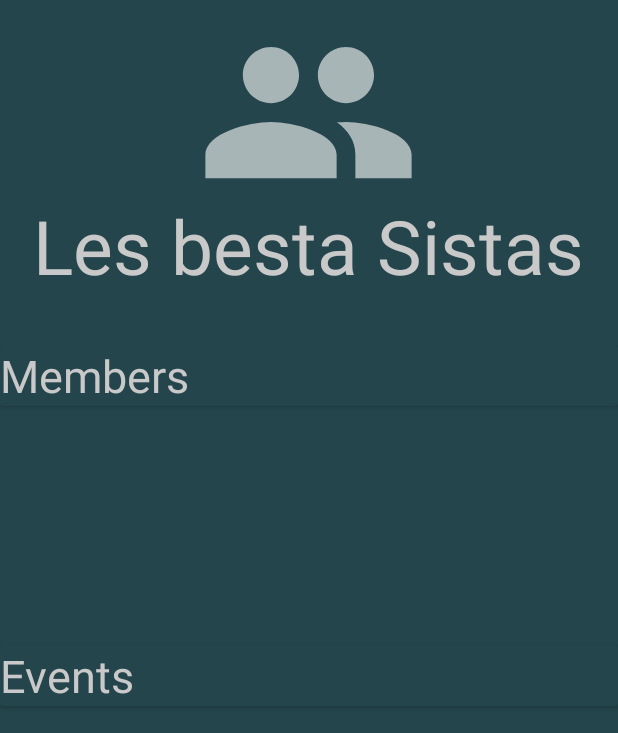
After one commit to MathildeLasseigne/Co-lendar, an Android app: the layout fragment_group_view.xml on its own in the app's theme, with its tools: preview values and no code run, on a phone screen of 412 x 824 dp. The commit adds this screen. Shown: the top 733 px of the screen. Run offline under Robolectric (Android 15) with nearby library versions, the phone set to English and light mode, and no system bars; Roboto replaces fonts that are not available here.

```diff
--- /dev/null
+++ b/app/src/main/res/layout/fragment_group_view.xml
@@ -0,0 +1,86 @@
+<?xml version="1.0" encoding="utf-8"?>
+<FrameLayout xmlns:android="http://schemas.android.com/apk/res/android"
+    xmlns:tools="http://schemas.android.com/tools"
+    xmlns:app="http://schemas.android.com/apk/res-auto"
+    android:layout_width="match_parent"
+    android:layout_height="match_parent"
+    tools:context=".GroupViewFragment"
+    android:background="@color/colorDarkBackground">
+
+    <ImageView
+        android:layout_width="150dp"
+        android:layout_height="150dp"
+        android:layout_gravity="center_horizontal"
+        android:scaleType="fitXY"
+        android:background="@drawable/ic_group"/>
+
+    <TextView
+        android:layout_width="wrap_content"
+        android:layout_height="wrap_content"
+        android:text="Les besta Sistas"
+        android:textColor="@color/colorGrey"
+        android:textSize="50dp"
+        android:layout_marginTop="130dp"
+        android:layout_gravity="center_horizontal"
+        />
+
+    <RelativeLayout
+        android:layout_width="match_parent"
+        android:layout_height="match_parent"
+        android:layout_marginTop="230dp">
+
+        <androidx.cardview.widget.CardView
+            android:id="@+id/memberGroup"
+            android:layout_width="match_parent"
+            android:layout_height="wrap_content"
+            app:cardBackgroundColor="@color/colorDarkBackground"
+            >
+
+            <TextView
+                android:layout_width="match_parent"
+                android:layout_height="wrap_content"
+                android:text="Members"
+                android:textColor="@color/colorGrey"
+                android:textSize="30dp"/>
+
+            <ListView
+                android:layout_width="match_parent"
+                android:layout_height="wrap_content"
+                android:id="@+id/groupsMembers">
+
+            </ListView>
+
+
+        </androidx.cardview.widget.CardView>
+
+        <androidx.cardview.widget.CardView
+            android:id="@+id/eventsGroup"
+            android:layout_width="match_parent"
+            android:layout_height="wrap_content"
+            app:cardBackgroundColor="@color/colorDarkBackground"
+            android:layout_marginTop="200dp"
+            >
+
+            <TextView
+                android:layout_width="match_parent"
+                android:layout_height="wrap_content"
+                android:text="Events"
+                android:textColor="@color/colorGrey"
+                android:textSize="30dp"/>
+
+            <ListView
+                android:layout_width="match_parent"
+                android:layout_height="wrap_content"
+                android:id="@+id/groupsEvents">
+
+            </ListView>
+
+
+        </androidx.cardview.widget.CardView>
+
+    </RelativeLayout>
+
+
+
+
+</FrameLayout>
--- a/app/src/main/res/layout/fragment_groups.xml
+++ b/app/src/main/res/layout/fragment_groups.xml
@@ -6,7 +6,7 @@
     android:layout_width="match_parent"
     android:layout_height="match_parent"
     android:id="@+id/groupsFragment"
-    android:background="@color/colorBackground"
+    android:background="@color/colorDarkBackground"
     tools:context=".MainActivity">
 
     <LinearLayout
```
Also changed, not shown: app/src/main/res/layout/fragment_group_display.xml (added, +39 -0 lines).
